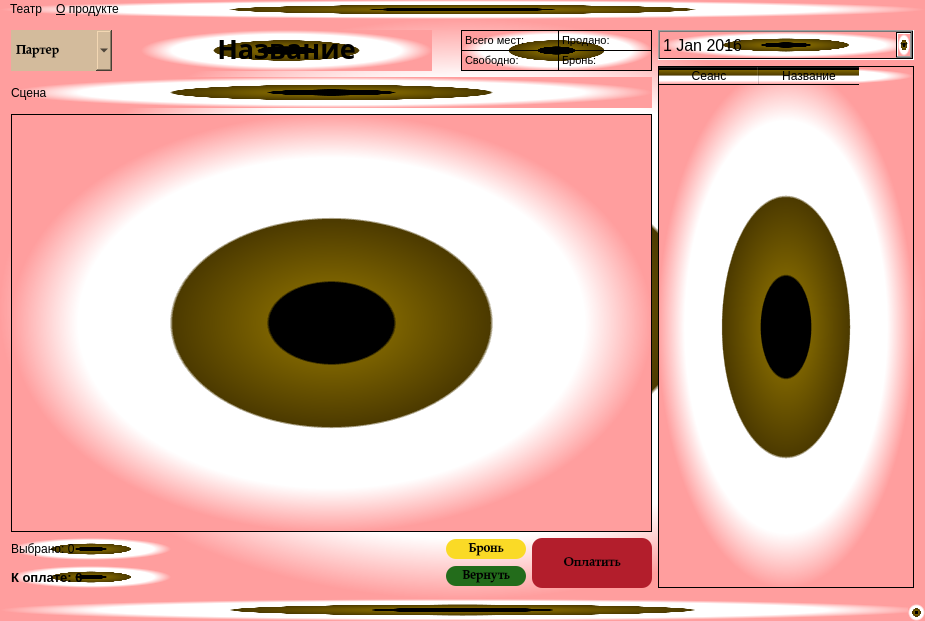
Old version of the form VTeatre/mainwindow.ui in the repository sashaserg/Cursovaya.
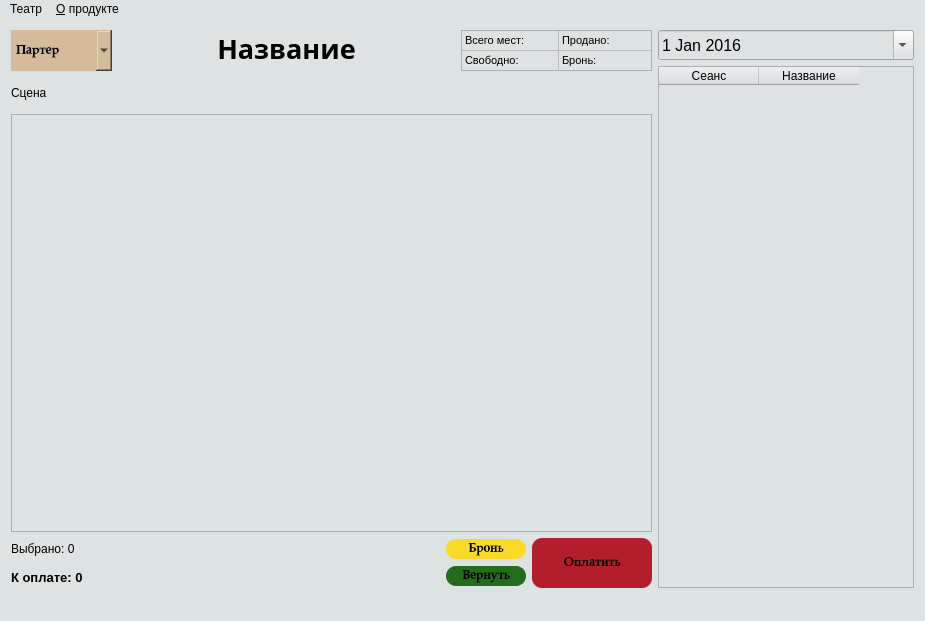
New version of the form. Icons and pictures are not drawn.

Diff of the .ui file:
```diff
--- a/VTeatre/mainwindow.ui
+++ b/VTeatre/mainwindow.ui
@@ -23,7 +23,7 @@
   <property name="styleSheet">
    <string notr="true">background-color: #f1f2f8;
 background-color: #dde2e3;
-background-color: qradialgradient(spread:pad, cx:0.5, cy:0.5, radius:0.5, fx:0.5, fy:0.5, stop:0 rgba(0, 0, 0, 255), stop:0.19397 rgba(0, 0, 0, 255), stop:0.202312 rgba(122, 97, 0, 255), stop:0.495514 rgba(76, 58, 0, 255), stop:0.504819 rgba(255, 255, 255, 255), stop:0.79 rgba(255, 255, 255, 255), stop:1 rgba(255, 158, 158, 255));</string>
+</string>
   </property>
   <widget class="QWidget" name="centralWidget">
    <layout class="QGridLayout" name="gridLayout_2">
@@ -275,7 +275,7 @@
           <property name="styleSheet">
            <string notr="true">background-color: #e5efe9;
 background-color: #dde2e3;
-background-color: qradialgradient(spread:pad, cx:0.5, cy:0.5, radius:0.5, fx:0.5, fy:0.5, stop:0 rgba(0, 0, 0, 255), stop:0.19397 rgba(0, 0, 0, 255), stop:0.202312 rgba(122, 97, 0, 255), stop:0.495514 rgba(76, 58, 0, 255), stop:0.504819 rgba(255, 255, 255, 255), stop:0.79 rgba(255, 255, 255, 255), stop:1 rgba(255, 158, 158, 255));</string>
+</string>
           </property>
           <column>
            <property name="text">
```
